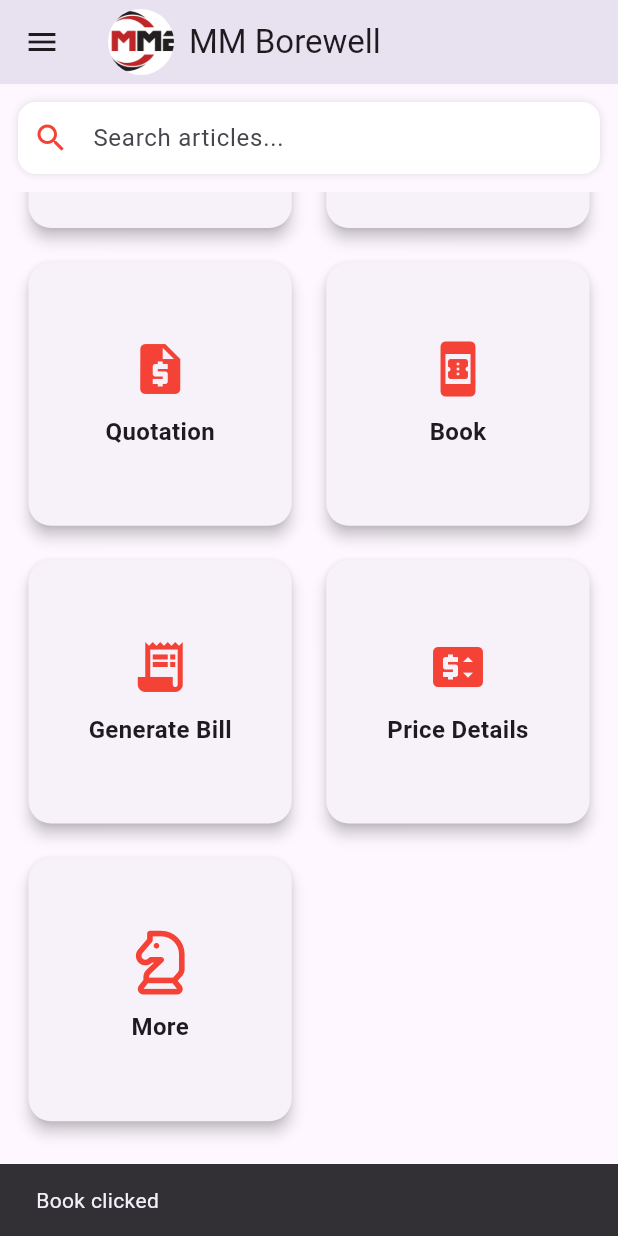
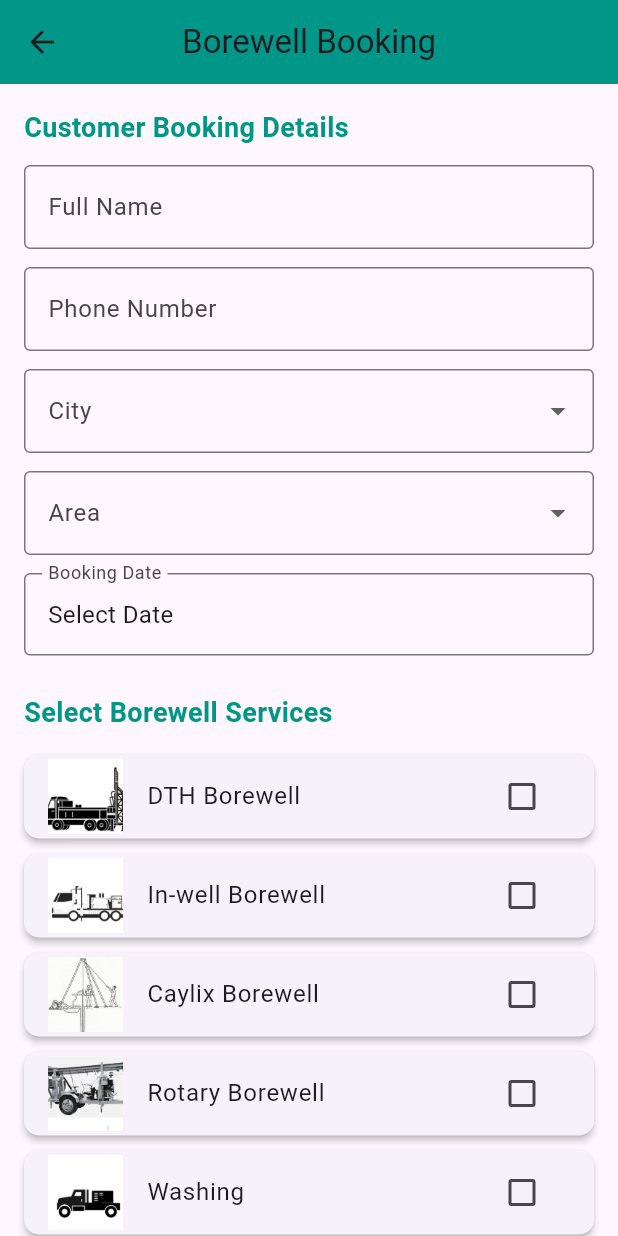
Before and after one commit to pavasjava/mmb_mobile_app, a Flutter app: the HomePage screen opened directly, scrolled down 369 dp, after a tap on "Book", on a phone screen of 412 x 824 dp. Run offline on Flutter 3.47's test engine with Material 3 defaults, Android fonts, the phone set to English and light mode, and no system bars; our stand-ins replace font_awesome_flutter.

Commit message:
it is my 2nd commit to add new functions

```diff
--- /dev/null
+++ b/lib/pages/bookingpage.dart
@@ -0,0 +1,320 @@
+import 'package:flutter/material.dart';
+import 'package:intl/intl.dart';
+
+class Bookingpage extends StatefulWidget {
+  const Bookingpage({Key? key}) : super(key: key);
+
+  @override
+  State<Bookingpage> createState() => _BookingPageState();
+}
+
+class _BookingPageState extends State<Bookingpage> {
+  final _formKey = GlobalKey<FormState>();
+
+  // Controllers
+  final TextEditingController _nameController = TextEditingController();
+  final TextEditingController _phoneController = TextEditingController();
+
+  // Dropdown values
+  String? _selectedCity;
+  String? _selectedArea;
+  DateTime? _selectedDate;
+
+  // Lists
+  final List<String> _cityList = [
+    'Bhubaneswar',
+    'Cuttack',
+    'Rourkela',
+    'Sambalpur',
+    'Berhampur',
+    'Balasore',
+  ];
+
+  final List<String> _areaList = [
+    'Old Town',
+    'Jaydev Vihar',
+    'Chandrashekharpur',
+    'Patia',
+    'Khandagiri',
+    'Nayapalli',
+  ];
+
+  // Services
+  final List<Map<String, dynamic>> _services = [
+    {
+      'name': 'DTH Borewell',
+      'image': 'assets/images/dth.jpg',
+      'selected': false,
+    },
+    {
+      'name': 'In-well Borewell',
+      'image': 'assets/images/In-well.jpg',
+      'selected': false,
+    },
+    {
+      'name': 'Caylix Borewell',
+      'image': 'assets/images/caylix.jpg',
+      'selected': false,
+    },
+    {
+      'name': 'Rotary Borewell',
+      'image': 'assets/images/rottary.jpg',
+      'selected': false,
+    },
+    {
+      'name': 'Washing',
+      'image': 'assets/images/washing.jpg',
+      'selected': false,
+    },
+    {
+      'name': 'Motor Set',
+      'image': 'assets/images/motorset.jpg',
+      'selected': false,
+    },
+    {
+      'name': 'Tubwell',
+      'image': 'assets/images/tubwell.jpg',
+      'selected': false,
+    },
+    {'name': 'Other', 'image': 'assets/images/Others.jpg', 'selected': false},
+  ];
+
+  // Submit button
+  void _submitBooking() {
+    if (_formKey.currentState!.validate()) {
+      List<String> selectedServices = _services
+          .where((s) => s['selected'])
+          .map<String>((s) => s['name'] as String)
+          .toList();
+
+      if (selectedServices.isEmpty) {
+        ScaffoldMessenger.of(context).showSnackBar(
+          const SnackBar(content: Text('Please select at least one service.')),
+        );
+        return;
+      }
+
+      print("=== Booking Details ===");
+      print("Name: ${_nameController.text}");
+      print("Phone: ${_phoneController.text}");
+      print("City: $_selectedCity");
+      print("Area: $_selectedArea");
+      print("Booking Date: ${_selectedDate != null ? DateFormat('dd-MM-yyyy').format(_selectedDate!) : ''}");
+      print("Services: $selectedServices");
+
+      ScaffoldMessenger.of(context).showSnackBar(
+        const SnackBar(content: Text('Booking submitted successfully!')),
+      );
+    }
+  }
+
+  // Date picker function
+  Future<void> _pickDate() async {
+    final DateTime? picked = await showDatePicker(
+      context: context,
+      initialDate: _selectedDate ?? DateTime.now(),
+      firstDate: DateTime.now(),
+      lastDate: DateTime(2100),
+    );
+    if (picked != null && picked != _selectedDate) {
+      setState(() {
+        _selectedDate = picked;
+      });
+    }
+  }
+
+  @override
+  Widget build(BuildContext context) {
+    return Scaffold(
+      appBar: AppBar(
+        title: const Text('Borewell Booking'),
+        backgroundColor: Colors.teal,
+        centerTitle: true,
+      ),
+      body: SingleChildScrollView(
+        padding: const EdgeInsets.all(16),
+        child: Form(
+          key: _formKey,
+          child: Column(
+            crossAxisAlignment: CrossAxisAlignment.start,
+            children: [
+              const Text(
+                'Customer Booking Details',
+                style: TextStyle(
+                  fontSize: 18,
+                  fontWeight: FontWeight.bold,
+                  color: Colors.teal,
+                ),
+              ),
+              const SizedBox(height: 12),
+              TextFormField(
+                controller: _nameController,
+                decoration: const InputDecoration(
+                  labelText: 'Full Name',
+                  border: OutlineInputBorder(),
+                ),
+                validator: (value) =>
+                    value!.isEmpty ? 'Please enter your name' : null,
+              ),
+              const SizedBox(height: 12),
+              TextFormField(
+                controller: _phoneController,
+                keyboardType: TextInputType.phone,
+                decoration: const InputDecoration(
+                  labelText: 'Phone Number',
+                  border: OutlineInputBorder(),
+                ),
+                validator: (value) =>
+                    value!.isEmpty ? 'Please enter phone number' : null,
+              ),
+              const SizedBox(height: 12),
+
+              // City Dropdown
+              DropdownButtonFormField<String>(
+                initialValue: _selectedCity,
+                decoration: const InputDecoration(
+                  labelText: 'City',
+                  border: OutlineInputBorder(),
+                ),
+                items: _cityList.map((city) {
+                  return DropdownMenuItem<String>(
+                    value: city,
+                    child: Text(city),
+                  );
+                }).toList(),
+                onChanged: (value) {
+                  setState(() {
+                    _selectedCity = value!;
+                  });
+                },
+                validator: (value) =>
+                    value == null || value.isEmpty ? 'Please select City' : null,
+              ),
+              const SizedBox(height: 12),
+
+              // Area Dropdown
+              DropdownButtonFormField<String>(
+                initialValue: _selectedArea,
+                decoration: const InputDecoration(
+                  labelText: 'Area',
+                  border: OutlineInputBorder(),
+                ),
+                items: _areaList.map((area) {
+                  return DropdownMenuItem<String>(
+                    value: area,
+                    child: Text(area),
+                  );
+                }).toList(),
+                onChanged: (value) {
+                  setState(() {
+                    _selectedArea = value!;
+                  });
+                },
+                validator: (value) =>
+                    value == null || value.isEmpty ? 'Please select Area' : null,
+              ),
+              const SizedBox(height: 12),
+
+              // Booking Date
+              InkWell(
+                onTap: _pickDate,
+                child: InputDecorator(
+                  decoration: const InputDecoration(
+                    labelText: 'Booking Date',
+                    border: OutlineInputBorder(),
+                  ),
+                  child: Text(
+                    _selectedDate == null
+                        ? 'Select Date'
+                        : DateFormat('dd-MM-yyyy').format(_selectedDate!),
+                    style: const TextStyle(fontSize: 16),
+                  ),
+                ),
+              ),
+
+              const SizedBox(height: 25),
+              // Dynamic Service List
+              // ..._services.map((service) {
+              //   return Card(
+              //     elevation: 2,
+              //     margin: const EdgeInsets.symmetric(vertical: 5),
+              //     shape: RoundedRectangleBorder(
+              //         borderRadius: BorderRadius.circular(10)),
+              //     child: CheckboxListTile(
+              //       title: Text(service['name'] as String),
+              //       value: service['selected'] as bool,
+              //       activeColor: Colors.teal,
+              //       onChanged: (value) {
+              //         setState(() {
+              //           service['selected'] = value ?? false;
+              //         });
+              //       },
+              //     ),
+              //   );
+              // }).toList(),
+              const Text(
+                'Select Borewell Services',
+                style: TextStyle(
+                  fontSize: 18,
+                  fontWeight: FontWeight.bold,
+                  color: Colors.teal,
+                ),
+              ),
+              const SizedBox(height: 10),
+
+              ..._services.map((service) {
+                return Card(
+                  elevation: 2,
+                  margin: const EdgeInsets.symmetric(vertical: 5),
+                  shape: RoundedRectangleBorder(
+                    borderRadius: BorderRadius.circular(10),
+                  ),
+                  child: ListTile(
+                    leading: Image.asset(
+                      service['image'],
+                      width: 50,
+                      height: 50,
+                      fit: BoxFit.cover,
+                    ),
+                    title: Text(service['name']),
+                    trailing: Checkbox(
+                      value: service['selected'],
+                      activeColor: Colors.teal,
+                      onChanged: (value) {
+                        setState(() {
+                          service['selected'] = value!;
+                        });
+                      },
+                    ),
+                  ),
+                );
+              }).toList(),
+
+              const SizedBox(height: 30),
+              Center(
+                child: ElevatedButton.icon(
+                  style: ElevatedButton.styleFrom(
+                    backgroundColor: Colors.teal,
+                    padding: const EdgeInsets.symmetric(
+                      horizontal: 40,
+                      vertical: 14,
+                    ),
+                    shape: RoundedRectangleBorder(
+                      borderRadius: BorderRadius.circular(10),
+                    ),
+                  ),
+                  icon: const Icon(Icons.check_circle),
+                  label: const Text(
+                    'Submit Booking',
+                    style: TextStyle(fontSize: 16, fontWeight: FontWeight.bold),
+                  ),
+                  onPressed: _submitBooking,
+                ),
+              ),
+            ],
+          ),
+        ),
+      ),
+    );
+  }
+}
--- a/lib/pages/home_page.dart
+++ b/lib/pages/home_page.dart
@@ -3,6 +3,7 @@
 import 'package:flutter/material.dart';
 import 'package:font_awesome_flutter/font_awesome_flutter.dart';
 import 'login_page.dart'; // ✅ Import the LoginPage
+import 'bookingpage.dart';
 
 class HomePage extends StatelessWidget {
   const HomePage({super.key});
@@ -14,9 +15,13 @@ class HomePage extends StatelessWidget {
       appBar: AppBar(
         title: Row(
           children: [
-            CircleAvatar(
-              radius: 22,
-              backgroundImage: AssetImage("assets/images/MMBLogo.jpg"),
+            ClipOval(
+              child: Image.asset(
+                "assets/images/MMBLogo.jpg",
+                width: 45, // adjust width
+                height: 32, // adjust height
+                fit: BoxFit.cover,
+              ),
             ),
             const SizedBox(width: 10),
             const Text("MM Borewell"),
@@ -33,7 +38,9 @@ class HomePage extends StatelessWidget {
               decoration: BoxDecoration(
                 color: Colors.white,
                 borderRadius: BorderRadius.circular(12),
-                boxShadow: const [BoxShadow(color: Colors.black12, blurRadius: 4)],
+                boxShadow: const [
+                  BoxShadow(color: Colors.black12, blurRadius: 4),
+                ],
               ),
               child: const TextField(
                 decoration: InputDecoration(
@@ -58,10 +65,24 @@ class HomePage extends StatelessWidget {
                 DashboardCard(title: "Images", icon: Icons.image),
                 DashboardCard(title: "Raw Material", icon: Icons.inventory),
                 DashboardCard(title: "Quotation", icon: Icons.request_quote),
-                DashboardCard(title: "Book", icon: Icons.book_online),
+                DashboardCard(
+                  title: "Book",
+                  icon: Icons.book_online,
+                  onTap: () {
+                    Navigator.push(
+                      context,
+                      MaterialPageRoute(
+                        builder: (context) => const Bookingpage(),
+                      ),
+                    );
+                  },
+                ),
                 DashboardCard(title: "Generate Bill", icon: Icons.receipt_long),
                 DashboardCard(title: "Price Details", icon: Icons.price_change),
-                DashboardCard(title: "More", icon: FontAwesomeIcons.chessKnight),
+                DashboardCard(
+                  title: "More",
+                  icon: FontAwesomeIcons.chessKnight,
+                ),
               ],
             ),
           ),
@@ -104,11 +125,12 @@ class DashboardCard extends StatelessWidget {
   @override
   Widget build(BuildContext context) {
     return GestureDetector(
-      onTap: onTap ??
+      onTap:
+          onTap ??
           () {
-            ScaffoldMessenger.of(context).showSnackBar(
-              SnackBar(content: Text("$title clicked")),
-            );
+            ScaffoldMessenger.of(
+              context,
+            ).showSnackBar(SnackBar(content: Text("$title clicked")));
           },
       child: Card(
         elevation: 4,
@@ -121,7 +143,10 @@ class DashboardCard extends StatelessWidget {
               const SizedBox(height: 10),
               Text(
                 title,
-                style: const TextStyle(fontSize: 16, fontWeight: FontWeight.w600),
+                style: const TextStyle(
+                  fontSize: 16,
+                  fontWeight: FontWeight.w600,
+                ),
               ),
             ],
           ),
@@ -155,8 +180,10 @@ class AppDrawer extends StatelessWidget {
         children: [
           const DrawerHeader(
             decoration: BoxDecoration(color: Colors.red),
-            child: Text("MM Borewell",
-                style: TextStyle(color: Colors.white, fontSize: 20)),
+            child: Text(
+              "MM Borewell",
+              style: TextStyle(color: Colors.white, fontSize: 20),
+            ),
           ),
           ListTile(
             leading: const Icon(Icons.home),
--- a/lib/pages/register_page.dart
+++ b/lib/pages/register_page.dart
@@ -1,4 +1,6 @@
+import 'dart:convert';
 import 'package:flutter/material.dart';
+import 'package:http/http.dart' as http;
 import 'login_page.dart';
 
 class RegisterPage extends StatefulWidget {
@@ -20,12 +22,55 @@ class _RegisterPageState extends State<RegisterPage> {
 
   bool emailExistsError = false;
 
-  void registerUser() {
+  Future<void> registerUser() async {
     if (_formKey.currentState!.validate()) {
-      // TODO: Call your backend API here using http or dio
-      ScaffoldMessenger.of(
-        context,
-      ).showSnackBar(const SnackBar(content: Text("Registering user...")));
+      final url = Uri.parse("http://localhost:3399/api/register");
+      // ⚠️ Use 10.0.2.2 for Android emulator
+      // Replace with your PC’s IP if running on real device
+
+      final body = jsonEncode({
+        "fname": fnameController.text.trim(),
+        "mname": mnameController.text.trim(),
+        "lname": lnameController.text.trim(),
+        "mobile": mobileController.text.trim(),
+        "email": emailController.text.trim(),
+        "password": passwordController.text.trim(),
+      });
+
+      try {
+        final response = await http.post(
+          url,
+          headers: {"Content-Type": "application/json"},
+          body: body,
+        );
+
+        if (response.statusCode == 200) {
+          final data = jsonDecode(response.body);
+
+          ScaffoldMessenger.of(context).showSnackBar(
+            SnackBar(
+              content: Text(data["message"] ?? "Registration successful"),
+            ),
+          );
+
+          Navigator.pushReplacement(
+            context,
+            MaterialPageRoute(builder: (context) => const LoginPage()),
+          );
+        } else if (response.statusCode == 409) {
+          setState(() {
+            emailExistsError = true;
+          });
+        } else {
+          ScaffoldMessenger.of(
+            context,
+          ).showSnackBar(SnackBar(content: Text("Error: ${response.body}")));
+        }
+      } catch (e) {
+        ScaffoldMessenger.of(
+          context,
+        ).showSnackBar(SnackBar(content: Text("Failed: $e")));
+      }
     }
   }
 
@@ -159,7 +204,6 @@ class _RegisterPageState extends State<RegisterPage> {
 
                   const SizedBox(height: 15),
 
-                  // ---------------- "Login" button style ----------------
                   Row(
                     mainAxisAlignment: MainAxisAlignment.center,
                     children: [
@@ -176,15 +220,6 @@ class _RegisterPageState extends State<RegisterPage> {
                             ),
                           );
                         },
-                        style: TextButton.styleFrom(
-                          padding: EdgeInsets.zero, // removes default padding
-                          minimumSize: const Size(
-                            0,
-                            0,
-                          ), // removes min size constraints
-                          tapTargetSize: MaterialTapTargetSize
-                              .shrinkWrap, // shrinks tap area
-                        ),
                         child: const Text(
                           "Login",
                           style: TextStyle(
```
Also changed, not shown: pubspec.yaml (+9 -0 lines), assets/images/In-well.jpg (added), assets/images/caylix.jpg (added), assets/images/dth.jpg (added), assets/images/dth.png (added), assets/images/motorset.jpg (added), assets/images/others.jpg (added), assets/images/rottary.jpg (added), assets/images/tubwell.jpg (added), assets/images/washing.jpg (added), assets/images/washing.png (added), pubspec.lock.
